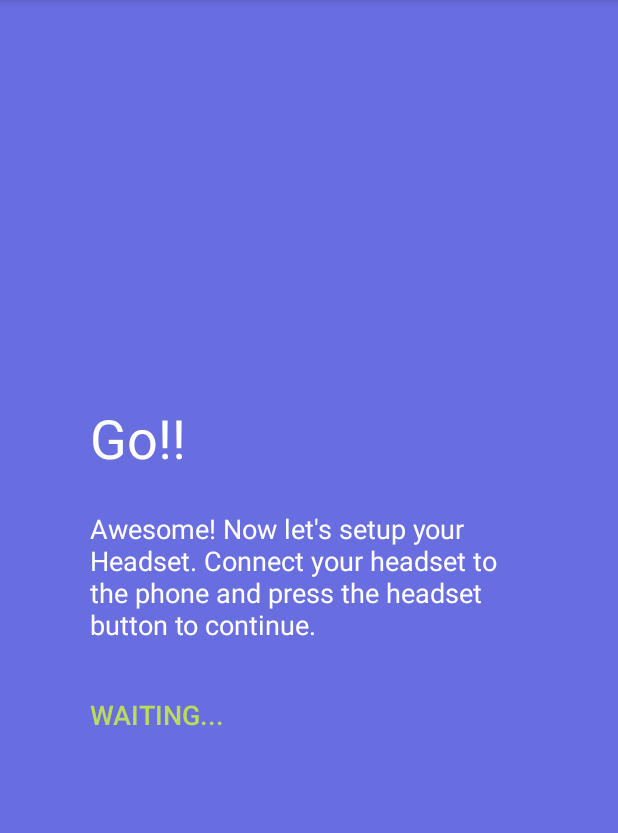
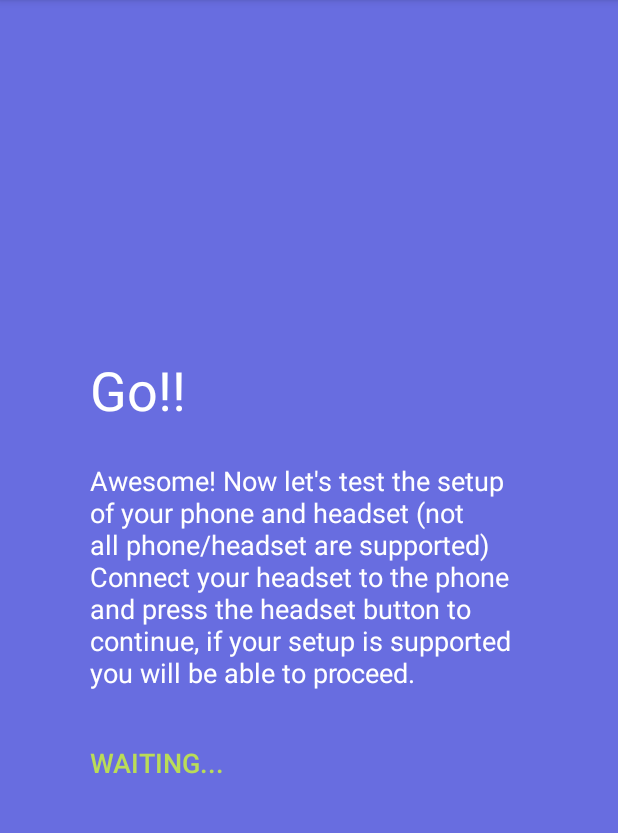
Before and after one commit to nadchif/headset-control-plus, an Android app: the fragment IntroSlideSetup placed in its activity, on a phone screen of 412 x 824 dp, the part 84-917 px from its top. Run offline under Robolectric (Android 15) with nearby library versions, the phone set to English and light mode, and no system bars; our stand-ins replace androidx.preference; libraries missing offline, so code that uses them is left out: com.github.paolorotolo.appintro.

Commit message:
Update strings.xml

```diff
--- a/app/src/main/res/values/strings.xml
+++ b/app/src/main/res/values/strings.xml
@@ -100,7 +100,7 @@
         On Your Marks...
     </string>
     <string name="intro_details_welcome">
-        Welcome to Headset Control Plus. Unlease the power of your Headset button by supporting gesture like:
+        Welcome to Headset Control Plus. Unleash the power of your Headset button by custom mapping gestures like:
         Long Press, Double Press, Triple Press etc.\n\nThis app does not gather or send any information from your device. For more information view our Privacy Policy.
     </string>
 
@@ -132,8 +132,8 @@
         Go!!
     </string>
     <string name="intro_details_setup">
-        Awesome! Now let\'s setup your Headset.
-        Connect your headset to the phone and press the headset button to continue.
+        Awesome! Now let\'s test the setup of your phone and headset (not all phone/headset are supported)
+        Connect your headset to the phone and press the headset button to continue, if your setup is supported you will be able to proceed.
     </string>
 
     <!--Arrays-->
```
